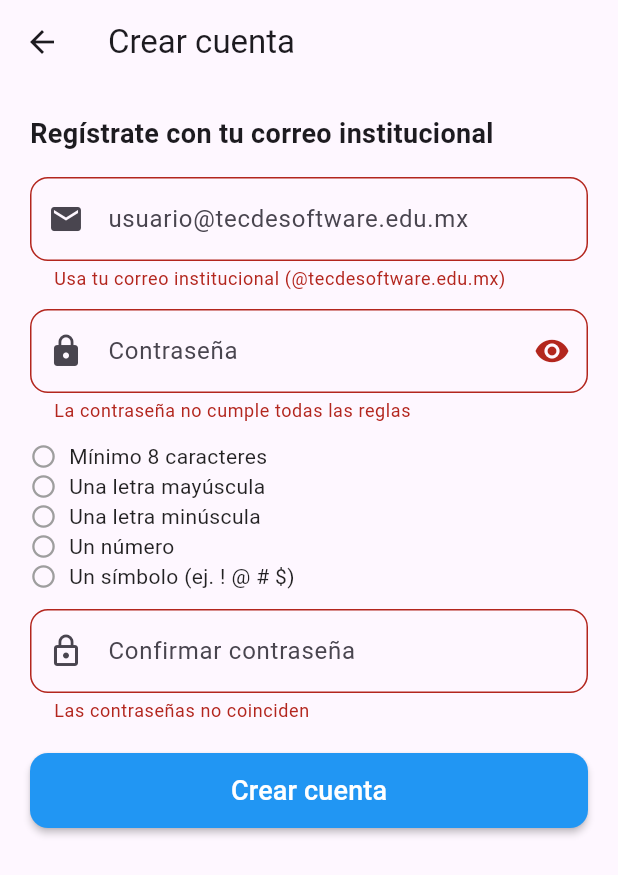
After one commit to Eruviel117/login_rive_animation, a Flutter app: the SignUpScreen screen opened directly, after a tap on "Crear cuenta", on a phone screen of 412 x 824 dp. The commit adds this screen. Shown: the top 875 px of the screen. Run offline on Flutter 3.47's test engine with Material 3 defaults, Android fonts, the phone set to English and light mode, and no system bars; our stand-ins replace firebase_auth, firebase_core, rive; accounts and stored records are empty; generated files the repository leaves out were written again.

Commit message:
feat(signup): add sign up screen with field validations and firebase registration

```diff
--- a/lib/screens/login_screen.dart
+++ b/lib/screens/login_screen.dart
@@ -4,6 +4,8 @@ import 'dart:async';
 //5.1 Importar Firebase Auth y la pantalla de libros
 import 'package:firebase_auth/firebase_auth.dart';
 import 'books_screen.dart';
+//8.9 Importar la pantalla de registro
+import 'sign_up_screen.dart';
 
 class LoginScreen extends StatefulWidget {
   const LoginScreen({super.key});
@@ -283,9 +285,15 @@ class _LoginScreenState extends State<LoginScreen> {
                     children: [
                       const Text("Don't have an account?"),
                       TextButton(
-                        onPressed: () {},
+                        //8.10 Ir al Registro con push (para poder regresar con la flecha)
+                        onPressed: () {
+                          Navigator.push(
+                            context,
+                            MaterialPageRoute(builder: (_) => const SignUpScreen()),
+                          );
+                        },
                         child: const Text(
-                          "Register",
+                          "Sign up",
                           style: TextStyle(
                             color: Colors.black,
                             fontWeight: FontWeight.bold,
--- /dev/null
+++ b/lib/screens/sign_up_screen.dart
@@ -0,0 +1,217 @@
+import 'package:flutter/material.dart';
+import 'package:firebase_auth/firebase_auth.dart';
+
+class SignUpScreen extends StatefulWidget {
+  const SignUpScreen({super.key});
+
+  @override
+  State<SignUpScreen> createState() => _SignUpScreenState();
+}
+
+class _SignUpScreenState extends State<SignUpScreen> {
+  // 8.1 Controladores de los 3 campos
+  final _emailCtrl = TextEditingController();
+  final _passCtrl = TextEditingController();
+  final _confirmCtrl = TextEditingController();
+
+  // 8.2 Errores por campo (en el Registro SÍ se muestran, para ayudar al usuario)
+  String? _emailError;
+  String? _passError;
+  String? _confirmError;
+
+  bool _isObscure = true;
+  bool _isLoading = false;
+
+  // 8.3 Reglas de validación
+  static const String _domain = '@tecdesoftware.edu.mx';
+
+  bool _isInstitutionalEmail(String email) {
+    final re = RegExp(r'^[^\s@]+@tecdesoftware\.edu\.mx$');
+    return re.hasMatch(email.toLowerCase());
+  }
+
+  bool _hasMinLength(String p) => p.length >= 8;
+  bool _hasUpper(String p) => RegExp(r'[A-Z]').hasMatch(p);
+  bool _hasLower(String p) => RegExp(r'[a-z]').hasMatch(p);
+  bool _hasNumber(String p) => RegExp(r'\d').hasMatch(p);
+  bool _hasSymbol(String p) => RegExp(r'[^A-Za-z0-9]').hasMatch(p);
+
+  bool _isValidPassword(String p) =>
+      _hasMinLength(p) && _hasUpper(p) && _hasLower(p) && _hasNumber(p) && _hasSymbol(p);
+
+  // 8.4 Mensajes amigables según el código de error de Firebase
+  String _firebaseErrorMessage(FirebaseAuthException e) {
+    switch (e.code) {
+      case 'email-already-in-use':
+        return 'Ese correo ya está registrado.';
+      case 'weak-password':
+        return 'La contraseña es demasiado débil.';
+      case 'invalid-email':
+        return 'El correo no es válido.';
+      case 'network-request-failed':
+        return 'Sin conexión. Revisa tu internet.';
+      default:
+        return 'No se pudo crear la cuenta. Intenta de nuevo.';
+    }
+  }
+
+  // 8.5 Acción del botón "Crear cuenta"
+  Future<void> _onSignUp() async {
+    final email = _emailCtrl.text.trim();
+    final pass = _passCtrl.text;
+    final confirm = _confirmCtrl.text;
+
+    // Recalcular los errores de cada campo
+    setState(() {
+      _emailError = _isInstitutionalEmail(email)
+          ? null
+          : 'Usa tu correo institucional ($_domain)';
+      _passError = _isValidPassword(pass)
+          ? null
+          : 'La contraseña no cumple todas las reglas';
+      _confirmError = (confirm == pass && confirm.isNotEmpty)
+          ? null
+          : 'Las contraseñas no coinciden';
+    });
+
+    FocusScope.of(context).unfocus();
+    if (_emailError != null || _passError != null || _confirmError != null) {
+      return;
+    }
+
+    setState(() => _isLoading = true);
+
+    try {
+      // 8.6 Registrar el usuario en Firebase Authentication
+      await FirebaseAuth.instance.createUserWithEmailAndPassword(
+        email: email,
+        password: pass,
+      );
+      // Firebase inicia sesión automáticamente al registrar:
+      // cerramos esa sesión para que el usuario entre desde el Login
+      await FirebaseAuth.instance.signOut();
+
+      if (!mounted) return;
+      setState(() => _isLoading = false);
+
+      // 8.7 Avisar y regresar al Login
+      ScaffoldMessenger.of(context).showSnackBar(
+        const SnackBar(content: Text('Cuenta creada. Ya puedes iniciar sesión.')),
+      );
+      Navigator.pop(context);
+    } on FirebaseAuthException catch (e) {
+      if (!mounted) return;
+      setState(() => _isLoading = false);
+      ScaffoldMessenger.of(context).showSnackBar(
+        SnackBar(content: Text(_firebaseErrorMessage(e))),
+      );
+    }
+  }
+
+  // 8.8 Una regla de la contraseña con su palomita (se actualiza al escribir)
+  Widget _rule(String text, bool ok) {
+    return Row(
+      children: [
+        Icon(
+          ok ? Icons.check_circle : Icons.radio_button_unchecked,
+          size: 18,
+          color: ok ? Colors.green : Colors.grey,
+        ),
+        const SizedBox(width: 8),
+        Text(text, style: TextStyle(color: ok ? Colors.green : Colors.black87)),
+      ],
+    );
+  }
+
+  InputDecoration _decoration(String hint, IconData icon, String? error, {Widget? suffix}) {
+    return InputDecoration(
+      hintText: hint,
+      errorText: error,
+      prefixIcon: Icon(icon),
+      suffixIcon: suffix,
+      border: OutlineInputBorder(borderRadius: BorderRadius.circular(12)),
+    );
+  }
+
+  @override
+  Widget build(BuildContext context) {
+    final pass = _passCtrl.text;
+
+    return Scaffold(
+      appBar: AppBar(title: const Text('Crear cuenta')),
+      body: SingleChildScrollView(
+        padding: const EdgeInsets.all(20),
+        child: Column(
+          crossAxisAlignment: CrossAxisAlignment.start,
+          children: [
+            const Text(
+              'Regístrate con tu correo institucional',
+              style: TextStyle(fontSize: 18, fontWeight: FontWeight.bold),
+            ),
+            const SizedBox(height: 16),
+            // Correo
+            TextField(
+              controller: _emailCtrl,
+              keyboardType: TextInputType.emailAddress,
+              decoration: _decoration('usuario$_domain', Icons.email, _emailError),
+            ),
+            const SizedBox(height: 12),
+            // Contraseña
+            TextField(
+              controller: _passCtrl,
+              obscureText: _isObscure,
+              // setState para que las reglas se actualicen al escribir
+              onChanged: (_) => setState(() {}),
+              decoration: _decoration(
+                'Contraseña',
+                Icons.lock,
+                _passError,
+                suffix: IconButton(
+                  onPressed: () => setState(() => _isObscure = !_isObscure),
+                  icon: Icon(_isObscure ? Icons.visibility : Icons.visibility_off),
+                ),
+              ),
+            ),
+            const SizedBox(height: 12),
+            // Reglas de la contraseña
+            _rule('Mínimo 8 caracteres', _hasMinLength(pass)),
+            _rule('Una letra mayúscula', _hasUpper(pass)),
+            _rule('Una letra minúscula', _hasLower(pass)),
+            _rule('Un número', _hasNumber(pass)),
+            _rule('Un símbolo (ej. ! @ # \$)', _hasSymbol(pass)),
+            const SizedBox(height: 12),
+            // Confirmar contraseña
+            TextField(
+              controller: _confirmCtrl,
+              obscureText: _isObscure,
+              decoration: _decoration('Confirmar contraseña', Icons.lock_outline, _confirmError),
+            ),
+            const SizedBox(height: 20),
+            MaterialButton(
+              minWidth: double.infinity,
+              height: 50,
+              color: Colors.blue,
+              disabledColor: Colors.blue,
+              shape: RoundedRectangleBorder(borderRadius: BorderRadius.circular(12)),
+              onPressed: _isLoading ? null : _onSignUp,
+              child: _isLoading
+                  ? const CircularProgressIndicator(color: Colors.white)
+                  : const Text(
+                      'Crear cuenta',
+                      style: TextStyle(color: Colors.white, fontSize: 18),
+                    ),
+            ),
+          ],
+        ),
+      ),
+    );
+  }
+
+  @override
+  void dispose() {
+    _emailCtrl.dispose();
+    _passCtrl.dispose();
+    _confirmCtrl.dispose();
+    super.dispose();
+  }
+}
```
